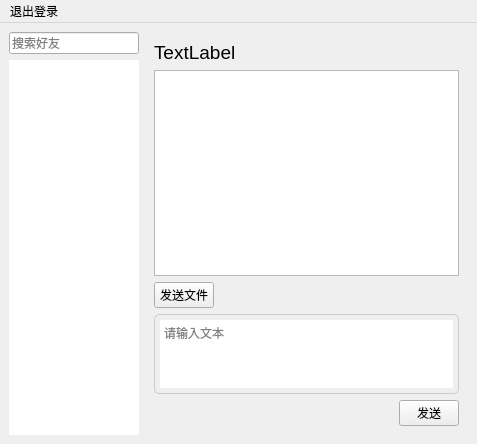
Qt form QQ/Client/chat.ui (chenweifff/final) before a commit.
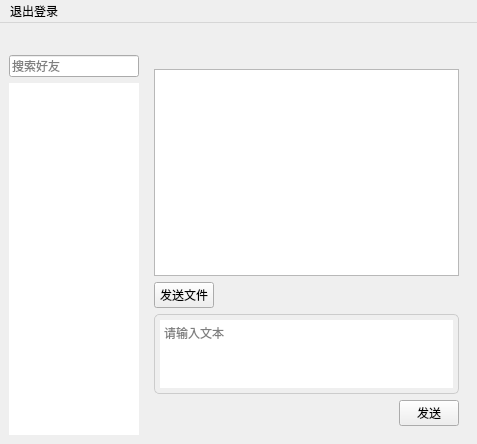
The same form after that commit.

The edit to the form file:
```diff
--- a/QQ/Client/chat.ui
+++ b/QQ/Client/chat.ui
@@ -39,6 +39,19 @@
        <property name="bottomMargin">
         <number>0</number>
        </property>
+       <item>
+        <widget class="QLabel" name="usernamelabel">
+         <property name="font">
+          <font>
+           <pointsize>11</pointsize>
+           <bold>true</bold>
+          </font>
+         </property>
+         <property name="text">
+          <string/>
+         </property>
+        </widget>
+       </item>
        <item>
         <widget class="QLineEdit" name="searchEdit">
          <property name="placeholderText">
@@ -80,7 +93,7 @@
           </font>
          </property>
          <property name="text">
-          <string>TextLabel</string>
+          <string/>
          </property>
         </widget>
        </item>
```
